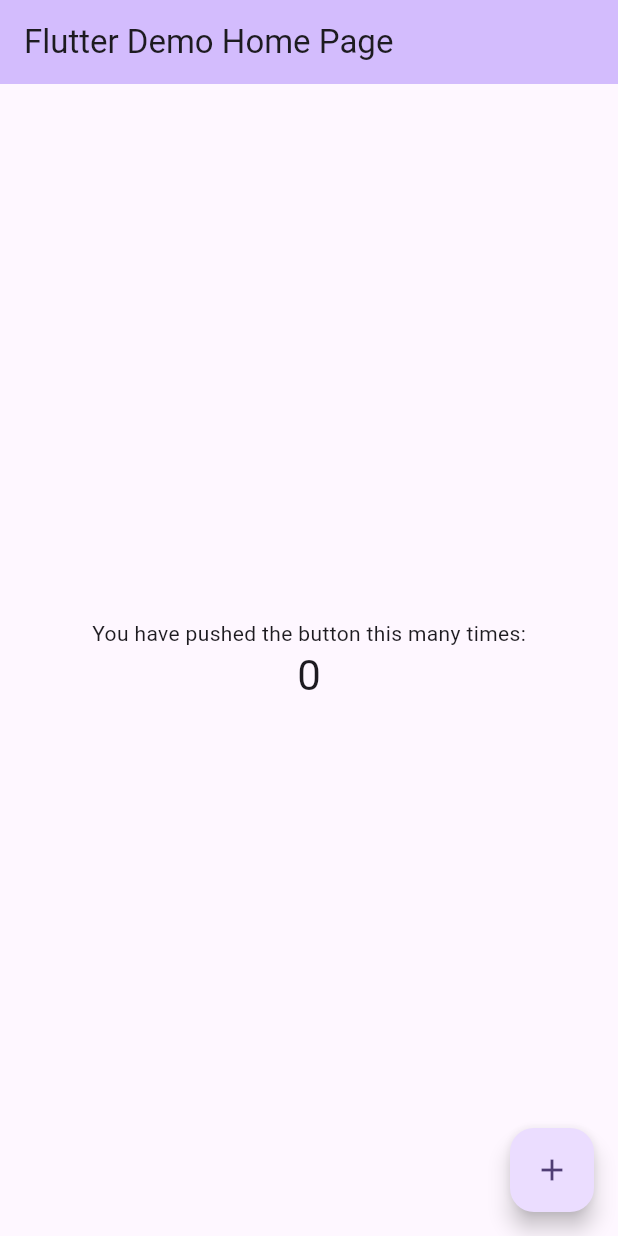
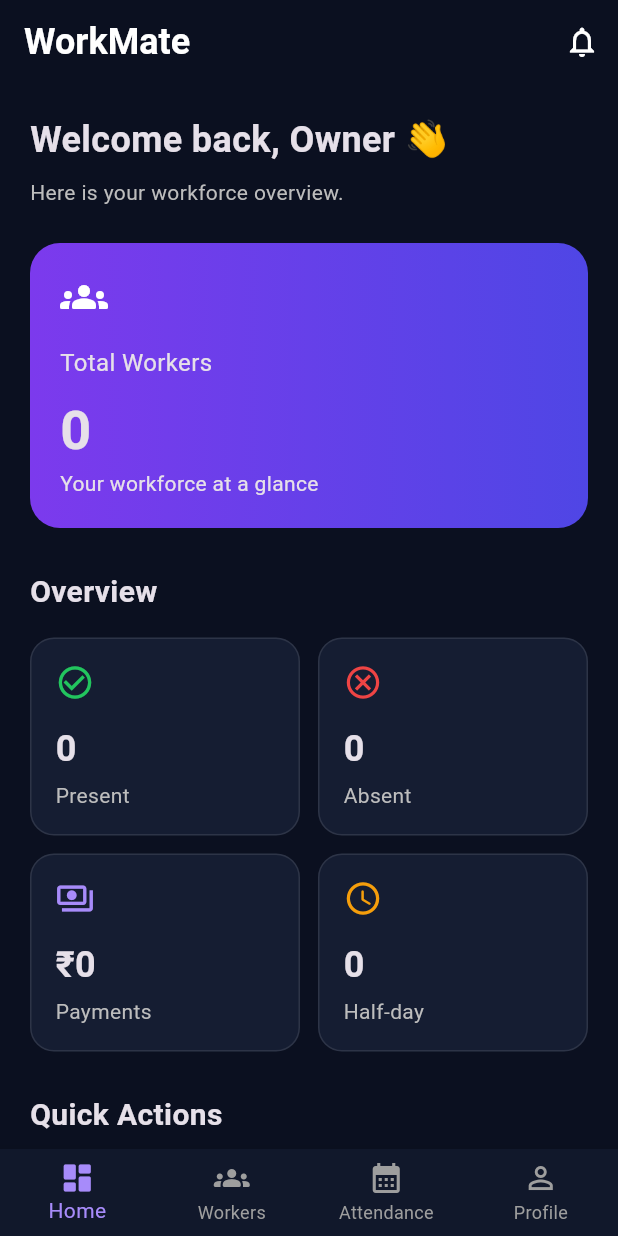
Before and after one commit to shyam-it/application_work, a Flutter app: the screen it shows after launch, on a phone screen of 412 x 824 dp. Run offline on Flutter 3.47's test engine with Material 3 defaults, Android fonts, the light colour scheme and no system bars.

Commit message:
Build WorkMate dashboard UI

```diff
--- a/lib/main.dart
+++ b/lib/main.dart
@@ -1,121 +1,263 @@
 import 'package:flutter/material.dart';
 
 void main() {
-  runApp(const MyApp());
+  runApp(const WorkMateApp());
 }
 
-class MyApp extends StatelessWidget {
-  const MyApp({super.key});
+class WorkMateApp extends StatelessWidget {
+  const WorkMateApp({super.key});
 
-  // This widget is the root of your application.
   @override
   Widget build(BuildContext context) {
     return MaterialApp(
-      title: 'Flutter Demo',
+      title: 'WorkMate',
+      debugShowCheckedModeBanner: false,
       theme: ThemeData(
-        // This is the theme of your application.
-        //
-        // TRY THIS: Try running your application with "flutter run". You'll see
-        // the application has a purple toolbar. Then, without quitting the app,
-        // try changing the seedColor in the colorScheme below to Colors.green
-        // and then invoke "hot reload" (save your changes or press the "hot
-        // reload" button in a Flutter-supported IDE, or press "r" if you used
-        // the command line to start the app).
-        //
-        // Notice that the counter didn't reset back to zero; the application
-        // state is not lost during the reload. To reset the state, use hot
-        // restart instead.
-        //
-        // This works for code too, not just values: Most code changes can be
-        // tested with just a hot reload.
-        colorScheme: .fromSeed(seedColor: Colors.deepPurple),
+        brightness: Brightness.dark,
+        scaffoldBackgroundColor: const Color(0xFF0B1020),
+        colorScheme: ColorScheme.fromSeed(
+          seedColor: const Color(0xFF8B5CF6),
+          brightness: Brightness.dark,
+        ),
+        appBarTheme: const AppBarTheme(
+          backgroundColor: Color(0xFF0B1020),
+          foregroundColor: Colors.white,
+          elevation: 0,
+        ),
+        useMaterial3: true,
       ),
-      home: const MyHomePage(title: 'Flutter Demo Home Page'),
+      home: const HomeScreen(),
     );
   }
 }
 
-class MyHomePage extends StatefulWidget {
-  const MyHomePage({super.key, required this.title});
-
-  // This widget is the home page of your application. It is stateful, meaning
-  // that it has a State object (defined below) that contains fields that affect
-  // how it looks.
-
-  // This class is the configuration for the state. It holds the values (in this
-  // case the title) provided by the parent (in this case the App widget) and
-  // used by the build method of the State. Fields in a Widget subclass are
-  // always marked "final".
-
-  final String title;
-
-  @override
-  State<MyHomePage> createState() => _MyHomePageState();
-}
-
-class _MyHomePageState extends State<MyHomePage> {
-  int _counter = 0;
-
-  void _incrementCounter() {
-    setState(() {
-      // This call to setState tells the Flutter framework that something has
-      // changed in this State, which causes it to rerun the build method below
-      // so that the display can reflect the updated values. If we changed
-      // _counter without calling setState(), then the build method would not be
-      // called again, and so nothing would appear to happen.
-      _counter++;
-    });
-  }
+class HomeScreen extends StatelessWidget {
+  const HomeScreen({super.key});
 
   @override
   Widget build(BuildContext context) {
-    // This method is rerun every time setState is called, for instance as done
-    // by the _incrementCounter method above.
-    //
-    // The Flutter framework has been optimized to make rerunning build methods
-    // fast, so that you can just rebuild anything that needs updating rather
-    // than having to individually change instances of widgets.
     return Scaffold(
       appBar: AppBar(
-        // TRY THIS: Try changing the color here to a specific color (to
-        // Colors.amber, perhaps?) and trigger a hot reload to see the AppBar
-        // change color while the other colors stay the same.
-        backgroundColor: Theme.of(context).colorScheme.inversePrimary,
-        // Here we take the value from the MyHomePage object that was created by
-        // the App.build method, and use it to set our appbar title.
-        title: Text(widget.title),
+        title: const Text(
+          'WorkMate',
+          style: TextStyle(fontSize: 24, fontWeight: FontWeight.bold),
+        ),
+        actions: [
+          IconButton(
+            onPressed: () {},
+            icon: const Icon(Icons.notifications_none),
+          ),
+        ],
       ),
-      body: Center(
-        // Center is a layout widget. It takes a single child and positions it
-        // in the middle of the parent.
-        child: Column(
-          // Column is also a layout widget. It takes a list of children and
-          // arranges them vertically. By default, it sizes itself to fit its
-          // children horizontally, and tries to be as tall as its parent.
-          //
-          // Column has various properties to control how it sizes itself and
-          // how it positions its children. Here we use mainAxisAlignment to
-          // center the children vertically; the main axis here is the vertical
-          // axis because Columns are vertical (the cross axis would be
-          // horizontal).
-          //
-          // TRY THIS: Invoke "debug painting" (choose the "Toggle Debug Paint"
-          // action in the IDE, or press "p" in the console), to see the
-          // wireframe for each widget.
-          mainAxisAlignment: .center,
-          children: [
-            const Text('You have pushed the button this many times:'),
-            Text(
-              '$_counter',
-              style: Theme.of(context).textTheme.headlineMedium,
-            ),
-          ],
+      body: SafeArea(
+        child: SingleChildScrollView(
+          padding: const EdgeInsets.all(20),
+          child: Column(
+            crossAxisAlignment: CrossAxisAlignment.start,
+            children: [
+              const Text(
+                'Welcome back, Owner 👋',
+                style: TextStyle(fontSize: 24, fontWeight: FontWeight.bold),
+              ),
+              const SizedBox(height: 8),
+              Text(
+                'Here is your workforce overview.',
+                style: TextStyle(color: Colors.grey.shade400),
+              ),
+              const SizedBox(height: 24),
+
+              // Total Workers Card
+              Container(
+                width: double.infinity,
+                padding: const EdgeInsets.all(20),
+                decoration: BoxDecoration(
+                  gradient: const LinearGradient(
+                    colors: [Color(0xFF7C3AED), Color(0xFF4F46E5)],
+                  ),
+                  borderRadius: BorderRadius.circular(20),
+                ),
+                child: const Column(
+                  crossAxisAlignment: CrossAxisAlignment.start,
+                  children: [
+                    Icon(Icons.groups_rounded, size: 32),
+                    SizedBox(height: 16),
+                    Text('Total Workers', style: TextStyle(fontSize: 16)),
+                    SizedBox(height: 8),
+                    Text(
+                      '0',
+                      style: TextStyle(
+                        fontSize: 36,
+                        fontWeight: FontWeight.bold,
+                      ),
+                    ),
+                    Text('Your workforce at a glance'),
+                  ],
+                ),
+              ),
+
+              const SizedBox(height: 28),
+
+              const Text(
+                'Overview',
+                style: TextStyle(fontSize: 20, fontWeight: FontWeight.bold),
+              ),
+              const SizedBox(height: 16),
+
+              Row(
+                children: [
+                  Expanded(
+                    child: _summaryCard(
+                      'Present',
+                      '0',
+                      Icons.check_circle_outline,
+                      const Color(0xFF22C55E),
+                    ),
+                  ),
+                  const SizedBox(width: 12),
+                  Expanded(
+                    child: _summaryCard(
+                      'Absent',
+                      '0',
+                      Icons.cancel_outlined,
+                      const Color(0xFFEF4444),
+                    ),
+                  ),
+                ],
+              ),
+              const SizedBox(height: 12),
+
+              Row(
+                children: [
+                  Expanded(
+                    child: _summaryCard(
+                      'Payments',
+                      '₹0',
+                      Icons.payments_outlined,
+                      const Color(0xFFA78BFA),
+                    ),
+                  ),
+                  const SizedBox(width: 12),
+                  Expanded(
+                    child: _summaryCard(
+                      'Half-day',
+                      '0',
+                      Icons.access_time_rounded,
+                      const Color(0xFFF59E0B),
+                    ),
+                  ),
+                ],
+              ),
+
+              const SizedBox(height: 28),
+
+              const Text(
+                'Quick Actions',
+                style: TextStyle(fontSize: 20, fontWeight: FontWeight.bold),
+              ),
+              const SizedBox(height: 16),
+
+              Row(
+                children: [
+                  Expanded(
+                    child: _actionCard(Icons.person_add_alt_1, 'Add Worker'),
+                  ),
+                  const SizedBox(width: 12),
+                  Expanded(
+                    child: _actionCard(Icons.calendar_month, 'Attendance'),
+                  ),
+                ],
+              ),
+              const SizedBox(height: 12),
+
+              Row(
+                children: [
+                  Expanded(
+                    child: _actionCard(
+                      Icons.account_balance_wallet_outlined,
+                      'Payments',
+                    ),
+                  ),
+                  const SizedBox(width: 12),
+                  Expanded(
+                    child: _actionCard(Icons.bar_chart_rounded, 'Reports'),
+                  ),
+                ],
+              ),
+            ],
+          ),
         ),
       ),
-      floatingActionButton: FloatingActionButton(
-        onPressed: _incrementCounter,
-        tooltip: 'Increment',
-        child: const Icon(Icons.add),
+
+      bottomNavigationBar: BottomNavigationBar(
+        currentIndex: 0,
+        type: BottomNavigationBarType.fixed,
+        backgroundColor: const Color(0xFF11182B),
+        selectedItemColor: const Color(0xFFA78BFA),
+        unselectedItemColor: Colors.grey,
+        items: const [
+          BottomNavigationBarItem(
+            icon: Icon(Icons.dashboard_rounded),
+            label: 'Home',
+          ),
+          BottomNavigationBarItem(
+            icon: Icon(Icons.groups_rounded),
+            label: 'Workers',
+          ),
+          BottomNavigationBarItem(
+            icon: Icon(Icons.calendar_month),
+            label: 'Attendance',
+          ),
+          BottomNavigationBarItem(
+            icon: Icon(Icons.person_outline),
+            label: 'Profile',
+          ),
+        ],
+      ),
+    );
+  }
+
+  Widget _summaryCard(String title, String count, IconData icon, Color color) {
+    return Container(
+      padding: const EdgeInsets.all(16),
+      decoration: BoxDecoration(
+        color: const Color(0xFF151D32),
+        borderRadius: BorderRadius.circular(16),
+        border: Border.all(color: Colors.white10),
+      ),
+      child: Column(
+        crossAxisAlignment: CrossAxisAlignment.start,
+        children: [
+          Icon(icon, color: color, size: 26),
+          const SizedBox(height: 14),
+          Text(
+            count,
+            style: const TextStyle(fontSize: 24, fontWeight: FontWeight.bold),
+          ),
+          const SizedBox(height: 4),
+          Text(title, style: TextStyle(color: Colors.grey.shade400)),
+        ],
+      ),
+    );
+  }
+
+  Widget _actionCard(IconData icon, String title) {
+    return Container(
+      padding: const EdgeInsets.symmetric(vertical: 20, horizontal: 12),
+      decoration: BoxDecoration(
+        color: const Color(0xFF151D32),
+        borderRadius: BorderRadius.circular(16),
+        border: Border.all(color: Colors.white10),
+      ),
+      child: Column(
+        children: [
+          Icon(icon, color: const Color(0xFFA78BFA), size: 30),
+          const SizedBox(height: 10),
+          Text(
+            title,
+            textAlign: TextAlign.center,
+            style: const TextStyle(fontWeight: FontWeight.w600),
+          ),
+        ],
       ),
     );
   }
```
Also changed, not shown: 1 other file.
